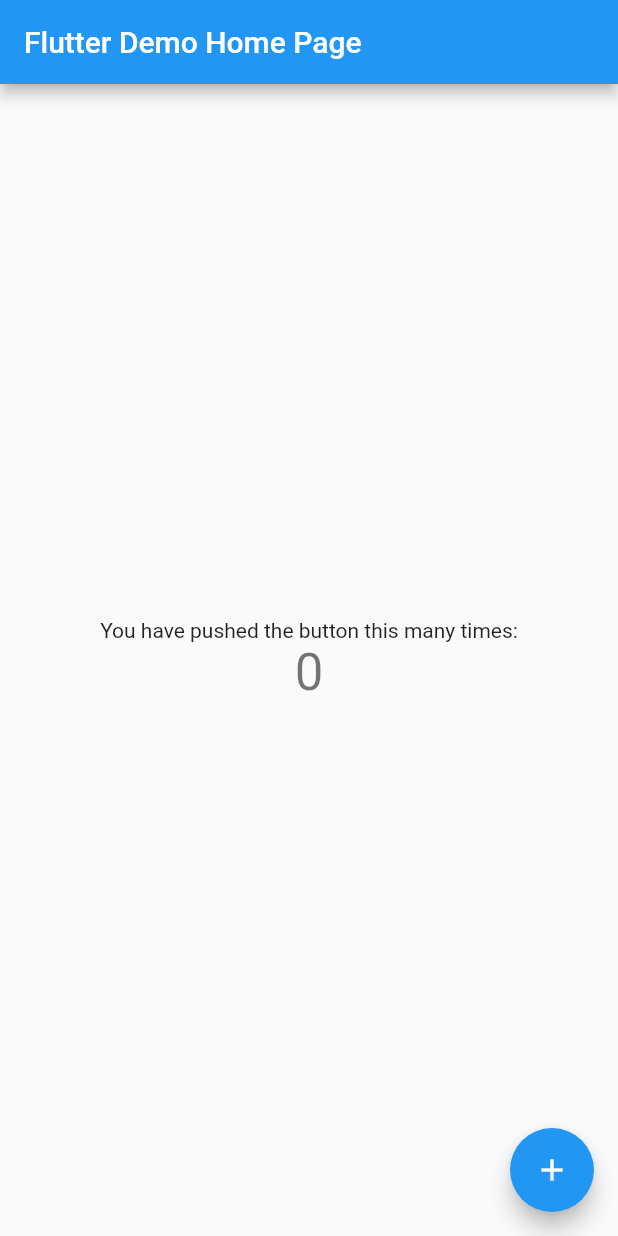
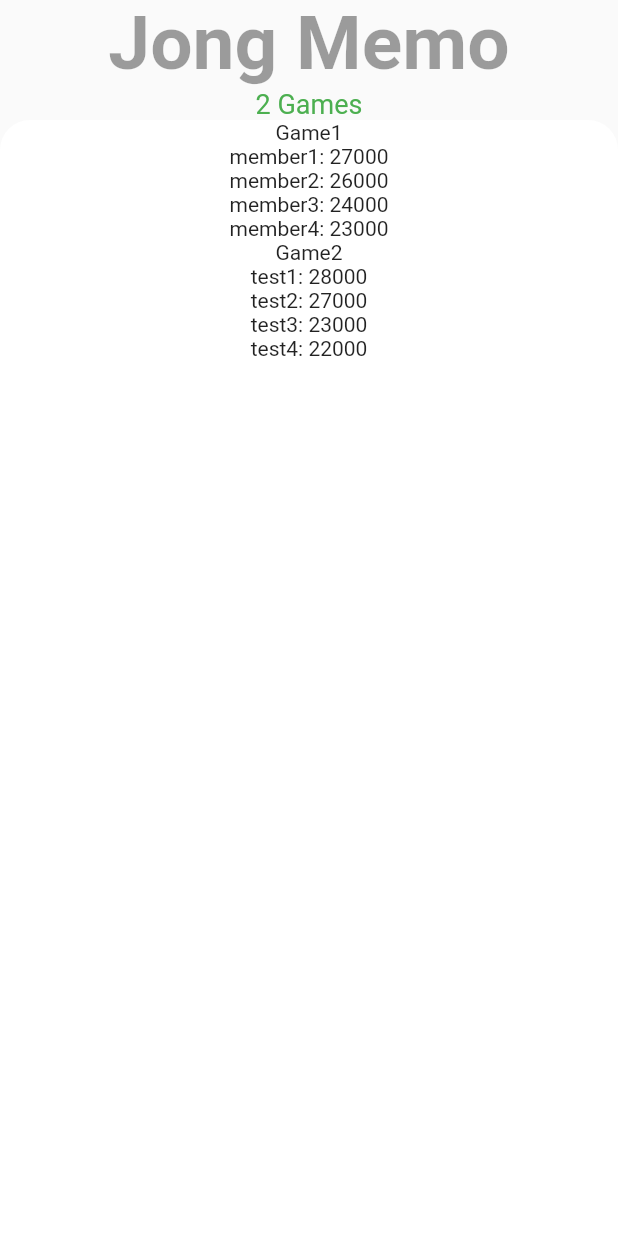
Before and after one commit to aniyome/jong_memo, a Flutter app: the screen it shows after launch, on a phone screen of 412 x 824 dp. Run offline on Flutter 3.47's test engine with Material 2 defaults, Android fonts, the phone set to English and light mode, and no system bars.

Commit message:
ゲーム一覧画面を追加

```diff
--- a/lib/main.dart
+++ b/lib/main.dart
@@ -1,117 +1,19 @@
 import 'package:flutter/material.dart';
+import 'package:jong_memo/screens/game_screen.dart';
+import 'package:provider/provider.dart';
 
-void main() {
-  runApp(MyApp());
-}
+import 'models/game_data.dart';
+
+void main() => runApp(MyApp());
 
 class MyApp extends StatelessWidget {
-  // This widget is the root of your application.
   @override
   Widget build(BuildContext context) {
-    return MaterialApp(
-      title: 'Flutter Demo',
-      theme: ThemeData(
-        // This is the theme of your application.
-        //
-        // Try running your application with "flutter run". You'll see the
-        // application has a blue toolbar. Then, without quitting the app, try
-        // changing the primarySwatch below to Colors.green and then invoke
-        // "hot reload" (press "r" in the console where you ran "flutter run",
-        // or simply save your changes to "hot reload" in a Flutter IDE).
-        // Notice that the counter didn't reset back to zero; the application
-        // is not restarted.
-        primarySwatch: Colors.blue,
-        // This makes the visual density adapt to the platform that you run
-        // the app on. For desktop platforms, the controls will be smaller and
-        // closer together (more dense) than on mobile platforms.
-        visualDensity: VisualDensity.adaptivePlatformDensity,
+    return ChangeNotifierProvider<GameData>(
+      create: (_) => GameData(),
+      child: MaterialApp(
+        home: GameScreen(),
       ),
-      home: MyHomePage(title: 'Flutter Demo Home Page'),
     );
   }
 }
-
-class MyHomePage extends StatefulWidget {
-  MyHomePage({Key key, this.title}) : super(key: key);
-
-  // This widget is the home page of your application. It is stateful, meaning
-  // that it has a State object (defined below) that contains fields that affect
-  // how it looks.
-
-  // This class is the configuration for the state. It holds the values (in this
-  // case the title) provided by the parent (in this case the App widget) and
-  // used by the build method of the State. Fields in a Widget subclass are
-  // always marked "final".
-
-  final String title;
-
-  @override
-  _MyHomePageState createState() => _MyHomePageState();
-}
-
-class _MyHomePageState extends State<MyHomePage> {
-  int _counter = 0;
-
-  void _incrementCounter() {
-    setState(() {
-      // This call to setState tells the Flutter framework that something has
-      // changed in this State, which causes it to rerun the build method below
-      // so that the display can reflect the updated values. If we changed
-      // _counter without calling setState(), then the build method would not be
-      // called again, and so nothing would appear to happen.
-      _counter++;
-    });
-  }
-
-  @override
-  Widget build(BuildContext context) {
-    // This method is rerun every time setState is called, for instance as done
-    // by the _incrementCounter method above.
-    //
-    // The Flutter framework has been optimized to make rerunning build methods
-    // fast, so that you can just rebuild anything that needs updating rather
-    // than having to individually change instances of widgets.
-    return Scaffold(
-      appBar: AppBar(
-        // Here we take the value from the MyHomePage object that was created by
-        // the App.build method, and use it to set our appbar title.
-        title: Text(widget.title),
-      ),
-      body: Center(
-        // Center is a layout widget. It takes a single child and positions it
-        // in the middle of the parent.
-        child: Column(
-          // Column is also a layout widget. It takes a list of children and
-          // arranges them vertically. By default, it sizes itself to fit its
-          // children horizontally, and tries to be as tall as its parent.
-          //
-          // Invoke "debug painting" (press "p" in the console, choose the
-          // "Toggle Debug Paint" action from the Flutter Inspector in Android
-          // Studio, or the "Toggle Debug Paint" command in Visual Studio Code)
-          // to see the wireframe for each widget.
-          //
-          // Column has various properties to control how it sizes itself and
-          // how it positions its children. Here we use mainAxisAlignment to
-          // center the children vertically; the main axis here is the vertical
-          // axis because Columns are vertical (the cross axis would be
-          // horizontal).
-          mainAxisAlignment: MainAxisAlignment.center,
-          children: <Widget>[
-            Text(
-              'You have pushed the button this many times:',
-            ),
-            Text(
-              '$_counter',
-              style: Theme.of(context).textTheme.headline4,
-            ),
-          ],
-        ),
-      ),
-      floatingActionButton: FloatingActionButton(
-        onPressed: _incrementCounter,
-        tooltip: 'Increment',
-        child: Icon(Icons.add),
-      ), // This trailing comma makes auto-formatting nicer for build methods.
-    );
-  }
-}
--- /dev/null
+++ b/lib/models/game.dart
@@ -0,0 +1,25 @@
+class Game {
+  final DateTime created;
+  String title;
+  String member1;
+  String member2;
+  String member3;
+  String member4;
+  int memberScore1;
+  int memberScore2;
+  int memberScore3;
+  int memberScore4;
+  DateTime updated;
+
+  Game(
+      {this.title,
+      this.member1,
+      this.member2,
+      this.member3,
+      this.member4,
+      this.memberScore1,
+      this.memberScore2,
+      this.memberScore3,
+      this.memberScore4,
+      this.created});
+}
--- /dev/null
+++ b/lib/models/game_data.dart
@@ -0,0 +1,46 @@
+import 'package:flutter/foundation.dart';
+import 'package:jong_memo/models/game.dart';
+import 'dart:collection';
+
+class GameData extends ChangeNotifier {
+  List<Game> _games = [
+    Game(
+        title: "Game1",
+        member1: "member1",
+        member2: "member2",
+        member3: "member3",
+        member4: "member4",
+        memberScore1: 27000,
+        memberScore2: 26000,
+        memberScore3: 24000,
+        memberScore4: 23000),
+    Game(
+        title: "Game2",
+        member1: "test1",
+        member2: "test2",
+        member3: "test3",
+        member4: "test4",
+        memberScore1: 28000,
+        memberScore2: 27000,
+        memberScore3: 23000,
+        memberScore4: 22000),
+  ];
+
+  UnmodifiableListView<Game> get games {
+    return UnmodifiableListView(_games);
+  }
+
+  int get gameCount {
+    return _games.length;
+  }
+
+  void addGame(Game game) {
+    _games.add(game);
+    notifyListeners();
+  }
+
+  void deleteTask(Game game) {
+    _games.remove(game);
+    notifyListeners();
+  }
+}
--- /dev/null
+++ b/lib/screens/add_game_screen.dart
@@ -0,0 +1,8 @@
+import 'package:flutter/cupertino.dart';
+
+class AddGameScreen extends StatelessWidget {
+  @override
+  Widget build(BuildContext context) {
+    return const Text("AddGameScreen");
+  }
+}
--- /dev/null
+++ b/lib/screens/game_screen.dart
@@ -0,0 +1,46 @@
+import 'package:flutter/cupertino.dart';
+import 'package:flutter/material.dart';
+import 'package:jong_memo/models/game_data.dart';
+import 'package:jong_memo/widgets/games_list.dart';
+import 'package:provider/provider.dart';
+
+class GameScreen extends StatelessWidget {
+  @override
+  Widget build(BuildContext context) {
+    return Scaffold(
+      body: Column(
+        // crossAxisAlignment: CrossAxisAlignment.start,
+        children: <Widget>[
+          Text(
+            'Jong Memo',
+            style: TextStyle(
+              color: Colors.black38,
+              fontSize: 50.0,
+              fontWeight: FontWeight.w700,
+            ),
+          ),
+          Text(
+            '${Provider.of<GameData>(context).gameCount} Games',
+            style: TextStyle(
+              color: Colors.green,
+              fontSize: 18,
+            ),
+          ),
+          Expanded(
+            child: Container(
+              padding: EdgeInsets.symmetric(horizontal: 20.0),
+              decoration: BoxDecoration(
+                color: Colors.white,
+                borderRadius: BorderRadius.only(
+                  topLeft: Radius.circular(20.0),
+                  topRight: Radius.circular(20.0),
+                ),
+              ),
+              child: GamesList(),
+            ),
+          ),
+        ],
+      ),
+    );
+  }
+}
--- /dev/null
+++ b/lib/widgets/games_list.dart
@@ -0,0 +1,30 @@
+import 'package:flutter/material.dart';
+import 'package:jong_memo/models/game_data.dart';
+import 'package:provider/provider.dart';
+
+class GamesList extends StatelessWidget {
+  @override
+  Widget build(BuildContext context) {
+    return Consumer<GameData>(
+      builder: (context, gameData, child) {
+        return ListView.builder(
+          itemBuilder: (context, index) {
+            final game = gameData.games[index];
+            return Container(
+              child: Column(
+                children: [
+                  Text("${game.title}"),
+                  Text("${game.member1}: ${game.memberScore1}"),
+                  Text("${game.member2}: ${game.memberScore2}"),
+                  Text("${game.member3}: ${game.memberScore3}"),
+                  Text("${game.member4}: ${game.memberScore4}")
+                ],
+              ),
+            );
+          },
+          itemCount: gameData.gameCount,
+        );
+      },
+    );
+  }
+}
```
Also changed, not shown: 4 other files.
